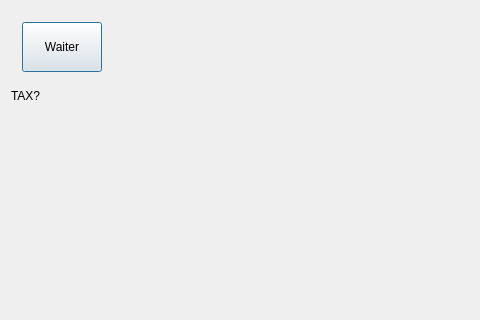
First picture: the form in dialog.ui, repository End1-1/FastFServer, before the edit; both pictures show x 0 to 480 and y 0 to 320 of the 808 by 564 pixel window.
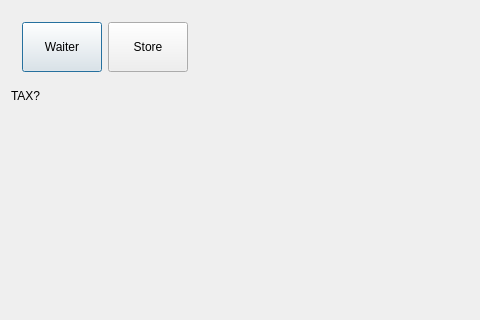
Second picture: the form after the edit. Icons and pictures are not drawn.

```diff
--- a/dialog.ui
+++ b/dialog.ui
@@ -40,6 +40,29 @@
         </property>
        </widget>
       </item>
+      <item>
+       <widget class="QPushButton" name="btnStore">
+        <property name="minimumSize">
+         <size>
+          <width>0</width>
+          <height>50</height>
+         </size>
+        </property>
+        <property name="text">
+         <string>Store</string>
+        </property>
+        <property name="icon">
+         <iconset resource="res.qrc">
+          <normaloff>:/app.png</normaloff>:/app.png</iconset>
+        </property>
+        <property name="iconSize">
+         <size>
+          <width>32</width>
+          <height>32</height>
+         </size>
+        </property>
+       </widget>
+      </item>
       <item>
        <spacer name="horizontalSpacer_2">
         <property name="orientation">
```
